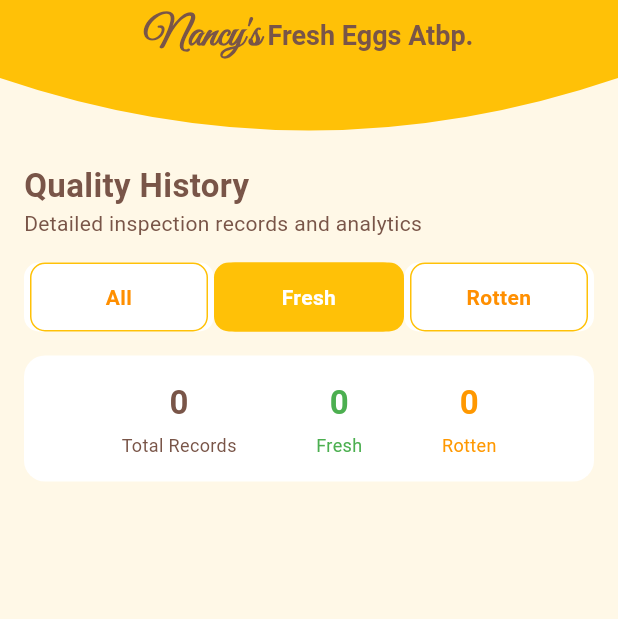
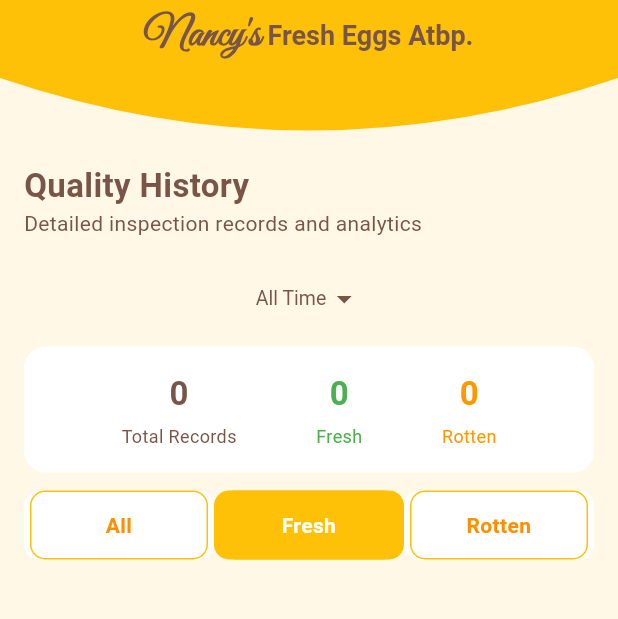
Before and after one commit to VinceIver/eggsight-app, a Flutter app: the EggLogsPage screen opened directly, on a phone screen of 412 x 824 dp, the part 102-721 px from its top. Run offline on Flutter 3.47's test engine with Material 3 defaults, Android fonts, the light colour scheme and no system bars; our stand-ins replace camera, cloud_firestore, firebase_core, fl_chart; accounts and stored records are empty.

Commit message:
Rearranged log page layout (dropdown > counts > filter > logs)

```diff
--- a/lib/pages/auto_egg_logger_.dart
+++ b/lib/pages/auto_egg_logger_.dart
@@ -28,7 +28,7 @@ class _AutoEggLoggerState extends State<AutoEggLogger> {
   }
 
   void _startLogging() {
-    _timer = Timer.periodic(const Duration(seconds: 15), (timer) {
+    _timer = Timer.periodic(const Duration(seconds: 10), (timer) {
       final now = DateTime.now();
 
       final morningStart = DateTime(now.year, now.month, now.day, 8, 30);
--- a/lib/pages/egg_logs_page.dart
+++ b/lib/pages/egg_logs_page.dart
@@ -12,6 +12,7 @@ class EggLogsPage extends StatefulWidget {
 
 class _EggLogsPageState extends State<EggLogsPage> {
   String _filter = 'fresh';
+  String _timeFilter = 'All Time';
 
   @override
   Widget build(BuildContext context) {
@@ -27,18 +28,37 @@ class _EggLogsPageState extends State<EggLogsPage> {
             if (!snapshot.hasData) return const CircularProgressIndicator();
 
             final docs = snapshot.data!.docs;
+
+            final now = DateTime.now();
+            DateTime startDate;
+            if (_timeFilter == 'Today') {
+              startDate = DateTime(now.year, now.month, now.day);
+            } else if (_timeFilter == 'Week') {
+              startDate = now.subtract(const Duration(days: 7));
+            } else {
+              startDate = DateTime(2000);
+            }
+
+            final timeFilteredDocs = docs.where((doc) {
+              final timestamp = (doc['timestamp'] as Timestamp).toDate();
+              return timestamp.isAfter(startDate);
+            }).toList();
+
             final filteredDocs = _filter == 'all'
-                ? docs
-                : docs
-                    .where((doc) =>
-                        (doc['status'] ?? '').toString().toLowerCase() == _filter)
+                ? timeFilteredDocs
+                : timeFilteredDocs
+                      .where(
+                        (doc) =>
+                            (doc['status'] ?? '').toString().toLowerCase() ==
+                            _filter,
+                      )
                       .toList();
 
-            final total = docs.length;
-            final fresh = docs
+            final total = timeFilteredDocs.length;
+            final fresh = timeFilteredDocs
                 .where((d) => (d['status'] ?? '').toString() == 'fresh')
                 .length;
-            final rotten = docs
+            final rotten = timeFilteredDocs
                 .where((d) => (d['status'] ?? '').toString() == 'rotten')
                 .length;
 
@@ -50,13 +70,66 @@ class _EggLogsPageState extends State<EggLogsPage> {
                   style: TextStyle(
                     fontSize: 22,
                     fontWeight: FontWeight.bold,
-                      color: Colors.brown),
+                    color: Colors.brown,
+                  ),
                 ),
                 const Text(
                   'Detailed inspection records and analytics',
                   style: TextStyle(color: Colors.brown),
                 ),
                 const SizedBox(height: 16),
+
+                // Time filter dropdown (Moved Up)
+                Center(
+                  child: DropdownButtonHideUnderline(
+                    child: DropdownButton<String>(
+                      value: _timeFilter,
+                      style: const TextStyle(fontSize: 13, color: Colors.brown),
+                      dropdownColor: Colors.white,
+                      icon: const Icon(
+                        Icons.arrow_drop_down,
+                        color: Colors.brown,
+                      ),
+                      items: ['All Time', 'Today', 'Week']
+                          .map(
+                            (value) => DropdownMenuItem<String>(
+                              value: value,
+                              child: Text(value),
+                            ),
+                          )
+                          .toList(),
+                      onChanged: (newValue) {
+                        setState(() {
+                          _timeFilter = newValue!;
+                        });
+                      },
+                    ),
+                  ),
+                ),
+                const SizedBox(height: 8),
+
+                // Egg counts
+                Container(
+                  padding: const EdgeInsets.symmetric(
+                    vertical: 16,
+                    horizontal: 12,
+                  ),
+                  decoration: BoxDecoration(
+                    color: Colors.white,
+                    borderRadius: BorderRadius.circular(14),
+                  ),
+                  child: Row(
+                    mainAxisAlignment: MainAxisAlignment.spaceEvenly,
+                    children: [
+                      _buildCountTile("Total Records", total, Colors.brown),
+                      _buildCountTile("Fresh", fresh, Colors.green),
+                      _buildCountTile("Rotten", rotten, Colors.orange),
+                    ],
+                  ),
+                ),
+                const SizedBox(height: 12),
+
+                // Filter buttons (Moved below counts)
                 Row(
                   mainAxisAlignment: MainAxisAlignment.spaceBetween,
                   children: ['all', 'fresh', 'rotten'].map((type) {
@@ -93,23 +166,8 @@ class _EggLogsPageState extends State<EggLogsPage> {
                   }).toList(),
                 ),
                 const SizedBox(height: 16),
-                Container(
-                  padding:
-                      const EdgeInsets.symmetric(vertical: 16, horizontal: 12),
-                  decoration: BoxDecoration(
-                    color: Colors.white,
-                    borderRadius: BorderRadius.circular(14),
-                  ),
-                  child: Row(
-                    mainAxisAlignment: MainAxisAlignment.spaceEvenly,
-                    children: [
-                      _buildCountTile("Total Records", total, Colors.brown),
-                      _buildCountTile("Fresh", fresh, Colors.green),
-                      _buildCountTile("Rotten", rotten, Colors.orange),
-                    ],
-                  ),
-                ),
-                const SizedBox(height: 12),
+
+                // Logs list
                 Expanded(
                   child: ListView.builder(
                     itemCount: filteredDocs.length,
@@ -139,7 +197,8 @@ class _EggLogsPageState extends State<EggLogsPage> {
                             builder: (context) => AlertDialog(
                               title: const Text('Confirm Delete'),
                               content: const Text(
-                                  'Are you sure you want to delete this log?'),
+                                'Are you sure you want to delete this log?',
+                              ),
                               actions: [
                                 TextButton(
                                   onPressed: () =>
@@ -147,7 +206,8 @@ class _EggLogsPageState extends State<EggLogsPage> {
                                   child: const Text('Cancel'),
                                 ),
                                 TextButton(
-                                  onPressed: () => Navigator.of(context).pop(true),
+                                  onPressed: () =>
+                                      Navigator.of(context).pop(true),
                                   child: const Text('Delete'),
                                 ),
                               ],
@@ -182,8 +242,12 @@ class _EggLogsPageState extends State<EggLogsPage> {
                               Row(
                                 children: [
                                   Icon(
-                                    isFresh ? Icons.check_circle : Icons.warning,
-                                    color: isFresh ? Colors.green : Colors.orange,
+                                    isFresh
+                                        ? Icons.check_circle
+                                        : Icons.warning,
+                                    color: isFresh
+                                        ? Colors.green
+                                        : Colors.orange,
                                   ),
                                   const SizedBox(width: 8),
                                   Column(
@@ -202,7 +266,9 @@ class _EggLogsPageState extends State<EggLogsPage> {
                                   const Spacer(),
                                   Container(
                                     padding: const EdgeInsets.symmetric(
-                                        horizontal: 10, vertical: 4),
+                                      horizontal: 10,
+                                      vertical: 4,
+                                    ),
                                     decoration: BoxDecoration(
                                       color: Colors.green.shade50,
                                       borderRadius: BorderRadius.circular(20),
@@ -214,28 +280,34 @@ class _EggLogsPageState extends State<EggLogsPage> {
                                         color: _getConfidenceColor(confidence),
                                       ),
                                     ),
-                                  )
+                                  ),
                                 ],
                               ),
                               const SizedBox(height: 10),
                               Row(
                                 children: [
-                                  const Icon(Icons.access_time_rounded,
-                                      size: 16, color: Colors.orange),
+                                  const Icon(
+                                    Icons.access_time_rounded,
+                                    size: 16,
+                                    color: Colors.orange,
+                                  ),
                                   const SizedBox(width: 4),
                                   Text('$timeStr • $dateStr'),
                                   const Spacer(),
-                                  Icon(Icons.trending_up,
+                                  Icon(
+                                    Icons.trending_up,
                                     size: 16,
-                                      color: _getConfidenceColor(confidence)),
+                                    color: _getConfidenceColor(confidence),
+                                  ),
                                   const SizedBox(width: 4),
                                   Text(
                                     _getConfidenceLabel(confidence),
                                     style: TextStyle(
                                       fontSize: 12,
                                       fontWeight: FontWeight.w500,
-                                        color: _getConfidenceColor(confidence)),
-                                  )
+                                      color: _getConfidenceColor(confidence),
+                                    ),
+                                  ),
                                 ],
                               ),
                             ],
@@ -244,7 +316,7 @@ class _EggLogsPageState extends State<EggLogsPage> {
                       );
                     },
                   ),
-                )
+                ),
               ],
             );
           },
@@ -268,15 +340,16 @@ class _EggLogsPageState extends State<EggLogsPage> {
   Widget _buildCountTile(String label, int count, Color color) {
     return Column(
       children: [
-        Text('$count',
+        Text(
+          '$count',
           style: TextStyle(
-                fontSize: 22, fontWeight: FontWeight.bold, color: color)),
+            fontSize: 22,
+            fontWeight: FontWeight.bold,
+            color: color,
+          ),
+        ),
         const SizedBox(height: 4),
-        Text(label,
-            style: TextStyle(
-              fontSize: 12,
-              color: color,
-            )),
+        Text(label, style: TextStyle(fontSize: 12, color: color)),
       ],
     );
   }
--- a/pubspec.yaml
+++ b/pubspec.yaml
@@ -19,6 +19,7 @@ dependencies:
   camera: ^0.10.0+1
   path_provider: ^2.0.14
   path: ^1.8.2
+  animations: ^2.0.7
 
 dev_dependencies:
   flutter_test:
@@ -35,6 +36,7 @@ flutter:
     - assets/icons/images/logo.png
     - assets/icons/images/banner.png
     - assets/icons/images/transparent-logo.png
+    - assets/icons/images/no-bg-icon.png
     - assets/icons/project_image.png
     - assets/icons/client-image.jpg
 
```
Also changed, not shown: lib/main.dart (+6 -10 lines), lib/pages/loading_screen.dart (added, +75 -0 lines), assets/icons/images/no-bg-icon.png (added), pubspec.lock. Lines whose indentation alone changed are shown as unchanged.
